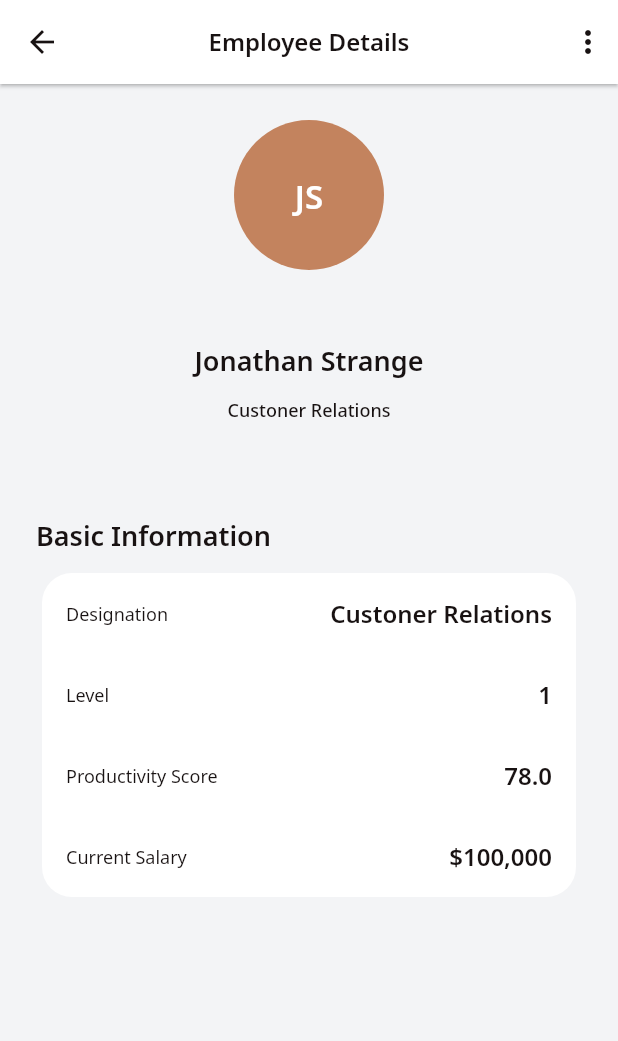
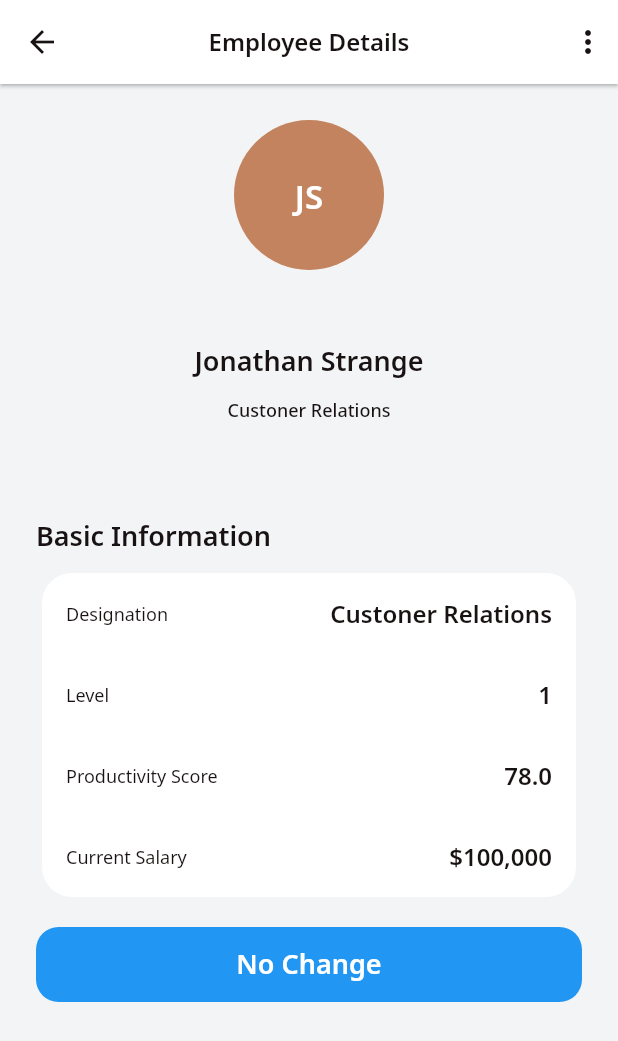
Before and after one commit to kennethihezie/irecharge-mobile-task, a Flutter app: the screen it shows after launch, after a tap on "JS", on a phone screen of 412 x 824 dp. Shown: the top 1041 px of the screen. Run offline on Flutter 3.47's test engine with Material 2 defaults, Android fonts, the phone set to English and light mode, and no system bars; our stand-ins replace bloc, equatable, flutter_bloc, flutter_svg, get_it, go_router and 2 more; accounts and stored records are empty.

Commit message:
simulated error response

```diff
--- a/lib/ui/bloc/home_cubit/home_cubit.dart
+++ b/lib/ui/bloc/home_cubit/home_cubit.dart
@@ -1,15 +1,22 @@
+import 'dart:math';
+
 import 'package:bloc/bloc.dart';
 import 'package:equatable/equatable.dart';
+import 'package:irecharge/data/data.dart';
 import 'package:irecharge/model/employee.dart';
+import 'package:irecharge/model/error_model.dart';
 import 'package:irecharge/repository/repository.dart';
 
 part 'home_state.dart';
 
 class HomeCubit extends Cubit<HomeState> {
   final RepositoryService _repositoryService;
-  HomeCubit(this._repositoryService) : super(const HomeState());
+  HomeCubit(this._repositoryService) : super(HomeState());
 
-  Future<void> getAllEmployees() async {
+  Future<void> getAllEmployees(bool isFirst) async {
+    if(isFirst){
+      emit(state.copyWith(status: HomeStateStatus.failure, error: ErrorModel.fromMap(randError())));
+    } else {
       emit(state.copyWith(status: HomeStateStatus.loading));
 
       final employees = await _repositoryService.getAllEmployees();
@@ -18,6 +25,7 @@ class HomeCubit extends Cubit<HomeState> {
             status: HomeStateStatus.success, employees: employees));
       } else {
         emit(state.copyWith(status: HomeStateStatus.failure));
+      }
     }
   }
 
@@ -66,4 +74,11 @@ class HomeCubit extends Cubit<HomeState> {
         break;
     }
   }
+
+  Map<String, dynamic> randError() {
+    final errorRes = Api.errorResponse['errors'] as List;
+    final random = Random();
+
+    return errorRes[random.nextInt(errorRes.length)];
   }
+}
--- a/lib/ui/bloc/home_cubit/home_state.dart
+++ b/lib/ui/bloc/home_cubit/home_state.dart
@@ -12,11 +12,12 @@ extension HomeStateStatusX on HomeStateStatus {
 class HomeState extends Equatable {
   final HomeStateStatus status;
   final List<Employee>? employees;
+  ErrorModel? error;
 
-  const HomeState({this.status = HomeStateStatus.initial, this.employees});
+  HomeState({this.status = HomeStateStatus.initial, this.employees, this.error});
 
-  HomeState copyWith({HomeStateStatus? status, List<Employee>? employees}) {
-    return HomeState(status: status ?? this.status, employees: employees);
+  HomeState copyWith({HomeStateStatus? status, List<Employee>? employees, ErrorModel? error}) {
+    return HomeState(status: status ?? this.status, employees: employees, error: error);
   }
 
   @override
--- /dev/null
+++ b/lib/ui/utils/constants.dart
@@ -0,0 +1,6 @@
+class Constants{
+  static const promote = "Promote Employee";
+  static const noChange = "No Change";
+  static const demote = "Demote Employee";
+  static const terminate = "Terminate Employee";
+}
--- a/lib/ui/views/details/detail_view.dart
+++ b/lib/ui/views/details/detail_view.dart
@@ -1,7 +1,9 @@
 import 'package:flutter/material.dart';
 import 'package:irecharge/model/employee.dart';
 import 'package:mobile_assessment/ui/utils/color.dart';
+import '../../utils/constants.dart';
 import '../../widgets/app_bar.dart';
+import '../../widgets/custom_button.dart';
 import '../../widgets/typography.dart';
 
 class DetailsView extends StatefulWidget {
@@ -117,7 +119,12 @@ class _DetailsViewState extends State<DetailsView> {
                       )
                     ],
                   ),
-                )
+                ),
+
+
+                const Padding(padding: EdgeInsets.all(4)),
+
+                _showBtn(employee!.productivity_score!)
               ],
             )
           ],
@@ -125,4 +132,16 @@ class _DetailsViewState extends State<DetailsView> {
       ),
     );
   }
+
+  Widget _showBtn(num score){
+     if(score > 80){
+       return CustomButton(title: Constants.promote, color: Colors.green, callback: (){},);
+     } else if(score < 80 && score > 50){
+       return CustomButton(title: Constants.noChange, color: Colors.blue, callback: (){},);
+     } else if(score < 49 && score > 40){
+       return CustomButton(title: Constants.demote, color: Colors.purple, callback: (){},);
+     } else {
+       return CustomButton(title: Constants.terminate, color: Colors.red, callback: (){},);
+     }
+  }
 }
--- a/lib/ui/views/home/home_view.dart
+++ b/lib/ui/views/home/home_view.dart
@@ -9,6 +9,7 @@ import '../../bloc/home_cubit/home_cubit.dart';
 import '../../utils/color.dart';
 import '../../widgets/app_bar.dart';
 import '../../widgets/employee_model.dart';
+import '../../widgets/failed_state.dart';
 import '../../widgets/search.dart';
 import '../../widgets/typography.dart';
 
@@ -25,7 +26,7 @@ class _HomeViewState extends State<HomeView> {
 
   @override
   void initState() {
-    context.read<HomeCubit>().getAllEmployees();
+    context.read<HomeCubit>().getAllEmployees(true);
     super.initState();
   }
 
@@ -78,7 +79,13 @@ class _HomeViewState extends State<HomeView> {
                     ));
 
                   case HomeStateStatus.failure:
-                    return const Text("Failed");
+                    Future.delayed(const Duration(milliseconds: 3000), () async {
+                      context.read<HomeCubit>().getAllEmployees(false);
+                    });
+                    return  Padding(
+                      padding: EdgeInsets.only(top: MediaQuery.of(context).size.height * 0.2),
+                      child: FailedState(error: state.error,),
+                    );
 
                   default:
                     return Container();
--- /dev/null
+++ b/lib/ui/widgets/custom_button.dart
@@ -0,0 +1,36 @@
+import 'package:flutter/cupertino.dart';
+import 'package:flutter/material.dart';
+import 'package:mobile_assessment/ui/utils/color.dart';
+import 'package:mobile_assessment/ui/widgets/typography.dart';
+
+class CustomButton extends StatelessWidget {
+  final String title;
+  Function callback;
+  Color color;
+  CustomButton({Key? key, required this.title, required this.callback, required this.color}) : super(key: key);
+
+  @override
+  Widget build(BuildContext context) {
+    return Container(
+      height: 50,
+      margin: const EdgeInsets.only(bottom: 8.0, top: 8.0),
+      decoration: BoxDecoration(
+          borderRadius: BorderRadius.circular(15.0),
+          color: color
+      ),
+
+      child: Builder(
+          builder: (context) {
+            return InkWell(
+              onTap: () => callback.call(),
+
+              child: Padding(
+                padding: const EdgeInsets.all(0.0),
+                child: Center(child: textHeading3(title, Colors.white)),
+              ),
+            );
+          }
+      ),
+    );
+  }
+}
--- /dev/null
+++ b/lib/ui/widgets/failed_state.dart
@@ -0,0 +1,39 @@
+import 'package:flutter/cupertino.dart';
+import 'package:flutter/material.dart';
+import 'package:irecharge/model/error_model.dart';
+import 'package:mobile_assessment/ui/utils/color.dart';
+import 'package:mobile_assessment/ui/widgets/typography.dart';
+
+class FailedState extends StatelessWidget {
+  const FailedState({Key? key, this.error}) : super(key: key);
+  final ErrorModel? error;
+
+  @override
+  Widget build(BuildContext context) {
+    return Container(
+      child: Column(
+        mainAxisAlignment: MainAxisAlignment.center,
+        crossAxisAlignment: CrossAxisAlignment.center,
+        children: [
+          const Icon(Icons.error_outline_outlined, size: 50, color: Colors.red,),
+
+          const Padding(padding: EdgeInsets.all(16)),
+
+          textHeading3(error?.errorCode ?? '', MobileAssessmentColors.A181212),
+
+          const Padding(padding: EdgeInsets.all(2)),
+
+          textSemiBold(error?.message ?? '', MobileAssessmentColors.A181212),
+
+          const Padding(padding: EdgeInsets.all(16)),
+
+          const CircularProgressIndicator(),
+
+          const Padding(padding: EdgeInsets.all(4)),
+
+          textMiniTextRegular("Retrying.....", MobileAssessmentColors.A181212)
+        ],
+      ),
+    );
+  }
+}
--- /dev/null
+++ b/packages/irecharge/lib/model/error_model.dart
@@ -0,0 +1,9 @@
+class ErrorModel {
+  String? errorCode, message;
+
+  ErrorModel({this.errorCode, this.message});
+
+  factory ErrorModel.fromMap(Map<String, dynamic> map){
+    return ErrorModel(errorCode: map['errorCode'], message: map['message']);
+  }
+}
--- a/packages/irecharge/pubspec.yaml
+++ b/packages/irecharge/pubspec.yaml
@@ -14,7 +14,6 @@ dependencies:
   sqflite:
   path:
   shared_preferences: ^2.0.15
-  rxdart: ^0.27.5
   equatable: ^2.0.5
 
 
```
Also changed, not shown: pubspec.lock. Lines whose indentation alone changed are shown as unchanged.
